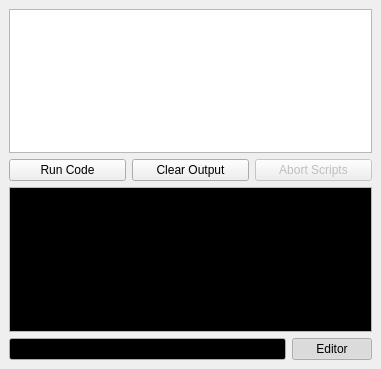
Above: src/dialogs/dock/dock_script_log.ui from mbasaglia/Knotter before the change. Below: the same form after it.
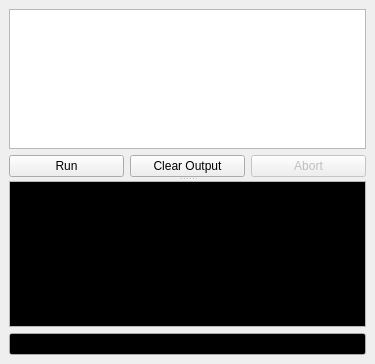
That is the form after the change. Icons and pictures are not drawn. Custom widgets are drawn as their Qt base class.

Commit message: Super awesome script console

Diff of the .ui file:
```diff
--- a/src/dialogs/dock/dock_script_log.ui
+++ b/src/dialogs/dock/dock_script_log.ui
@@ -6,8 +6,8 @@
    <rect>
     <x>0</x>
     <y>0</y>
-    <width>381</width>
-    <height>369</height>
+    <width>375</width>
+    <height>364</height>
    </rect>
   </property>
   <property name="windowIcon">
@@ -19,8 +19,12 @@
    <string>Script Console</string>
   </property>
   <widget class="QWidget" name="dockWidgetContents">
-   <layout class="QGridLayout" name="gridLayout">
-    <item row="0" column="0" colspan="2">
+   <layout class="QVBoxLayout" name="verticalLayout">
+    <item>
+     <widget class="QSplitter" name="splitter">
+      <property name="orientation">
+       <enum>Qt::Vertical</enum>
+      </property>
      <widget class="QFrame" name="frame_advanced">
       <property name="frameShape">
        <enum>QFrame::NoFrame</enum>
@@ -56,7 +60,7 @@
          <item>
           <widget class="QPushButton" name="button_run">
            <property name="text">
-            <string>Run Code</string>
+             <string>Run</string>
            </property>
            <property name="icon">
             <iconset theme="debug-run">
@@ -86,7 +90,7 @@
             <string>Stop the currently running script</string>
            </property>
            <property name="text">
-            <string>Abort Scripts</string>
+             <string>Abort</string>
            </property>
            <property name="icon">
             <iconset theme="process-stop">
@@ -99,8 +103,6 @@
        </item>
       </layout>
      </widget>
-    </item>
-    <item row="1" column="0" colspan="2">
      <widget class="Copyable_Text_Browser" name="text_output">
       <property name="palette">
        <palette>
@@ -178,8 +180,9 @@
        <set>Qt::LinksAccessibleByKeyboard|Qt::LinksAccessibleByMouse|Qt::TextBrowserInteraction|Qt::TextSelectableByKeyboard|Qt::TextSelectableByMouse</set>
       </property>
      </widget>
+     </widget>
     </item>
-    <item row="2" column="0">
+    <item>
      <widget class="History_Line_Edit" name="script_input">
       <property name="palette">
        <palette>
@@ -252,24 +255,6 @@
       </property>
      </widget>
     </item>
-    <item row="2" column="1">
-     <widget class="QPushButton" name="button_editor">
-      <property name="text">
-       <string>Editor</string>
-      </property>
-      <property name="icon">
-       <iconset theme="accessories-text-editor">
-        <normaloff/>
-       </iconset>
-      </property>
-      <property name="checkable">
-       <bool>true</bool>
-      </property>
-      <property name="checked">
-       <bool>true</bool>
-      </property>
-     </widget>
-    </item>
    </layout>
   </widget>
  </widget>
```
Left out of the diff: 19 changed lines with no effect on the pictures. Lines whose indentation alone changed are shown as unchanged. The commit also changes 4 other files.
